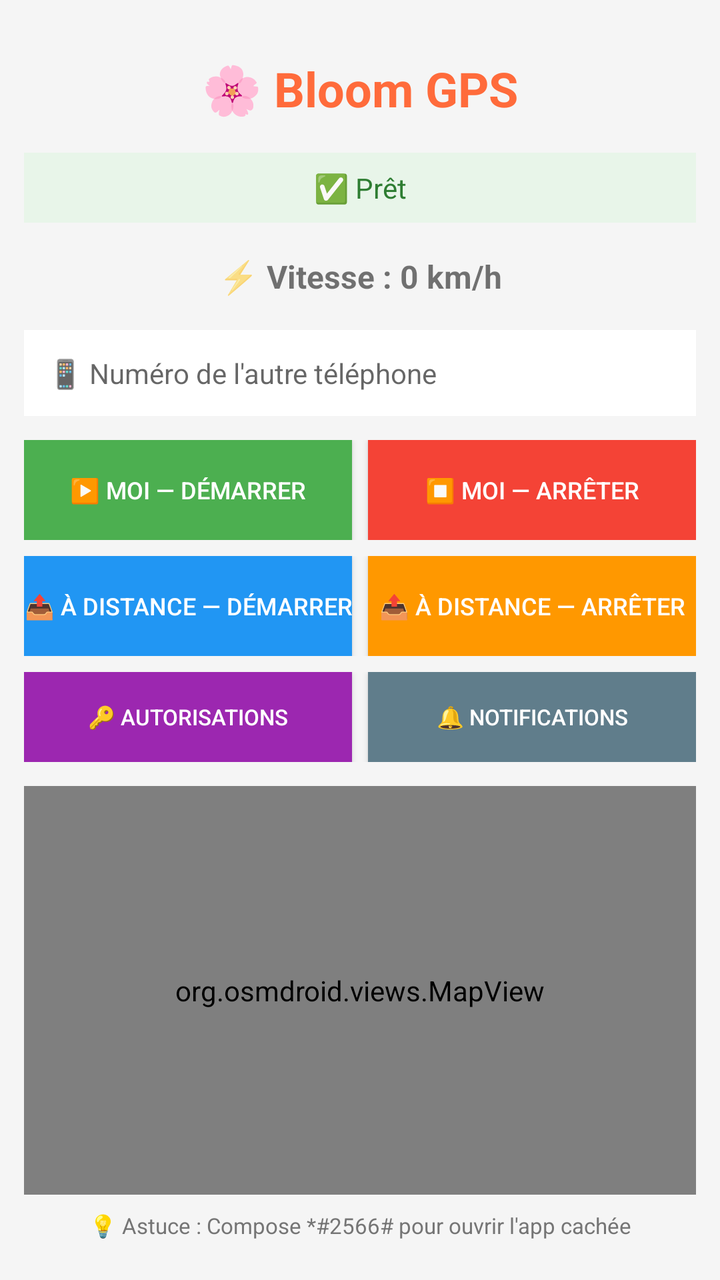
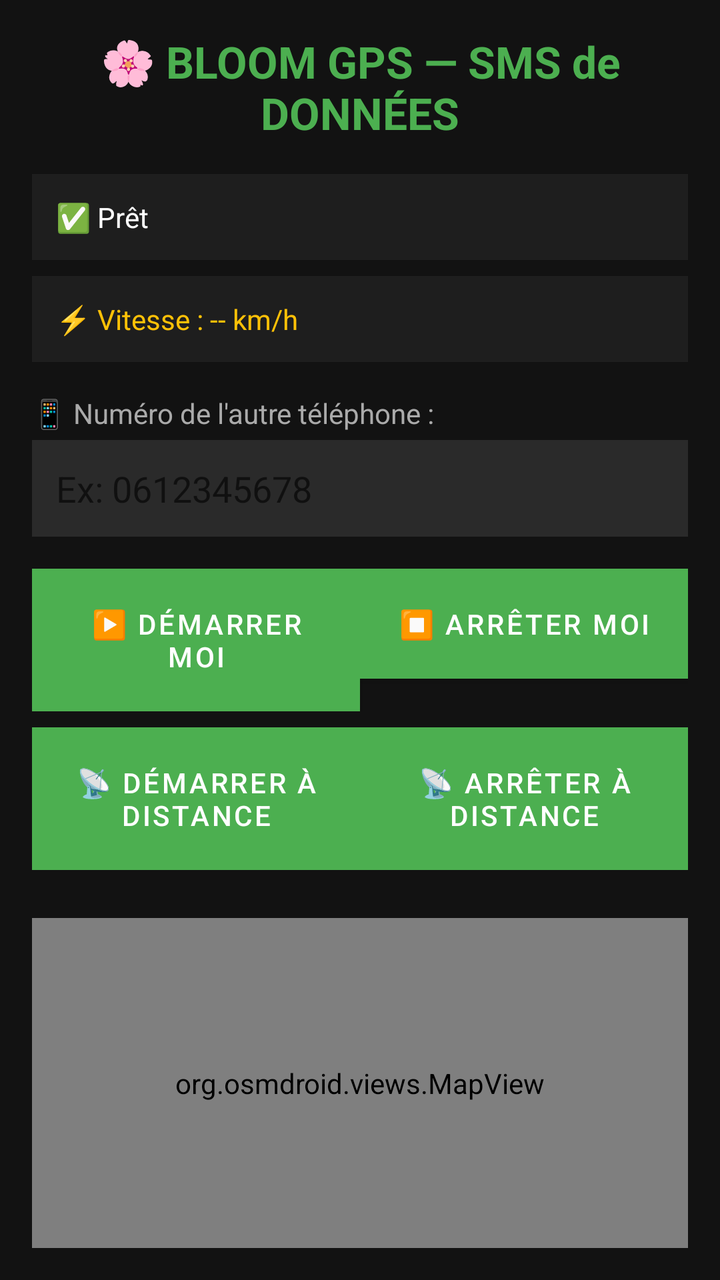

Two renders of the same Android screen: before a commit and after it. Below are the layout's source before the change and the commit's diff.
<!-- AndroidManifest.xml: activity theme AppTheme -->
<!-- res/layout/activity_main.xml -->
<?xml version="1.0" encoding="utf-8"?>
<LinearLayout xmlns:android="http://schemas.android.com/apk/res/android"
    xmlns:tools="http://schemas.android.com/tools"
    android:layout_width="match_parent"
    android:layout_height="match_parent"
    android:orientation="vertical"
    android:background="#F5F5F5"
    android:padding="12dp"
    tools:context=".MainActivity">

    <TextView
        android:layout_width="match_parent"
        android:layout_height="wrap_content"
        android:text="🌸 Bloom GPS"
        android:textSize="24sp"
        android:textStyle="bold"
        android:gravity="center"
        android:padding="16dp"
        android:textColor="#FF6B3B"/>

    <TextView
        android:id="@+id/tvStatut"
        android:layout_width="match_parent"
        android:layout_height="wrap_content"
        android:text="✅ Prêt"
        android:textSize="14sp"
        android:gravity="center"
        android:padding="8dp"
        android:background="#E8F5E9"
        android:textColor="#2E7D32"/>

    <TextView
        android:id="@+id/tvVitesse"
        android:layout_width="match_parent"
        android:layout_height="wrap_content"
        android:text="⚡ Vitesse : 0 km/h"
        android:textSize="16sp"
        android:textStyle="bold"
        android:gravity="center"
        android:padding="8dp"
        android:layout_marginTop="8dp"/>

    <EditText
        android:id="@+id/etNumeroDest"
        android:layout_width="match_parent"
        android:layout_height="wrap_content"
        android:hint="📱 Numéro de l'autre téléphone"
        android:inputType="phone"
        android:padding="12dp"
        android:layout_marginTop="8dp"
        android:background="#FFFFFF"
        android:textSize="14sp"/>

    <LinearLayout
        android:layout_width="match_parent"
        android:layout_height="wrap_content"
        android:orientation="horizontal"
        android:layout_marginTop="12dp">

        <Button
            android:id="@+id/btnStart"
            android:layout_width="0dp"
            android:layout_height="50dp"
            android:layout_weight="1"
            android:text="▶️ MOI — Démarrer"
            android:background="#4CAF50"
            android:textColor="#FFFFFF"
            android:textSize="12sp"
            android:layout_marginEnd="4dp"/>

        <Button
            android:id="@+id/btnStop"
            android:layout_width="0dp"
            android:layout_height="50dp"
            android:layout_weight="1"
            android:text="⏹️ MOI — Arrêter"
            android:background="#F44336"
            android:textColor="#FFFFFF"
            android:textSize="12sp"
            android:layout_marginStart="4dp"/>
    </LinearLayout>

    <LinearLayout
        android:layout_width="match_parent"
        android:layout_height="wrap_content"
        android:orientation="horizontal"
        android:layout_marginTop="8dp">

        <Button
            android:id="@+id/btnStartDist"
            android:layout_width="0dp"
            android:layout_height="50dp"
            android:layout_weight="1"
            android:text="📤 À distance — Démarrer"
            android:background="#2196F3"
            android:textColor="#FFFFFF"
            android:textSize="12sp"
            android:layout_marginEnd="4dp"/>

        <Button
            android:id="@+id/btnStopDist"
            android:layout_width="0dp"
            android:layout_height="50dp"
            android:layout_weight="1"
            android:text="📤 À distance — Arrêter"
            android:background="#FF9800"
            android:textColor="#FFFFFF"
            android:textSize="12sp"
            android:layout_marginStart="4dp"/>
    </LinearLayout>

    <LinearLayout
        android:layout_width="match_parent"
        android:layout_height="wrap_content"
        android:orientation="horizontal"
        android:layout_marginTop="8dp">

        <Button
            android:id="@+id/btnPermissions"
            android:layout_width="0dp"
            android:layout_height="45dp"
            android:layout_weight="1"
            android:text="🔑 Autorisations"
            android:background="#9C27B0"
            android:textColor="#FFFFFF"
            android:textSize="11sp"
            android:layout_marginEnd="4dp"/>

        <Button
            android:id="@+id/btnNotif"
            android:layout_width="0dp"
            android:layout_height="45dp"
            android:layout_weight="1"
            android:text="🔔 Notifications"
            android:background="#607D8B"
            android:textColor="#FFFFFF"
            android:textSize="11sp"
            android:layout_marginStart="4dp"/>
    </LinearLayout>

    <org.osmdroid.views.MapView
        android:id="@+id/mapView"
        android:layout_width="match_parent"
        android:layout_height="0dp"
        android:layout_weight="1"
        android:layout_marginTop="12dp"/>

    <TextView
        android:layout_width="match_parent"
        android:layout_height="wrap_content"
        android:text="💡 Astuce : Compose *#2566# pour ouvrir l'app cachée"
        android:textSize="11sp"
        android:gravity="center"
        android:padding="8dp"
        android:textColor="#757575"/>

</LinearLayout>
<!-- resources referenced by this layout -->
<resources>
  <style name="AppTheme" parent="Theme.AppCompat.Light.DarkActionBar">
          <item name="colorPrimary">#FF6B3B</item>
          <item name="colorPrimaryDark">#E55A2B</item>
          <item name="colorAccent">#FF6B3B</item>
          <item name="windowActionBar">false</item>
          <item name="windowNoTitle">true</item>
      </style>
</resources>

<!-- the commit's change to res/layout/activity_main.xml (unified diff, before → after) -->
@@ -1,22 +1,20 @@
 <?xml version="1.0" encoding="utf-8"?>
 <LinearLayout xmlns:android="http://schemas.android.com/apk/res/android"
-    xmlns:tools="http://schemas.android.com/tools"
     android:layout_width="match_parent"
     android:layout_height="match_parent"
     android:orientation="vertical"
-    android:background="#F5F5F5"
-    android:padding="12dp"
-    tools:context=".MainActivity">
+    android:background="#121212"
+    android:padding="16dp">
 
     <TextView
         android:layout_width="match_parent"
         android:layout_height="wrap_content"
-        android:text="🌸 Bloom GPS"
-        android:textSize="24sp"
+        android:text="🌸 BLOOM GPS — SMS de DONNÉES"
+        android:textSize="22sp"
         android:textStyle="bold"
         android:gravity="center"
-        android:padding="16dp"
-        android:textColor="#FF6B3B"/>
+        android:textColor="#4CAF50"
+        android:layout_marginBottom="16dp"/>
 
     <TextView
         android:id="@+id/tvStatut"
@@ -24,118 +22,95 @@
         android:layout_height="wrap_content"
         android:text="✅ Prêt"
         android:textSize="14sp"
-        android:gravity="center"
-        android:padding="8dp"
-        android:background="#E8F5E9"
-        android:textColor="#2E7D32"/>
+        android:textColor="#FFFFFF"
+        android:background="#1E1E1E"
+        android:padding="12dp"
+        android:layout_marginBottom="8dp"/>
 
     <TextView
         android:id="@+id/tvVitesse"
         android:layout_width="match_parent"
         android:layout_height="wrap_content"
-        android:text="⚡ Vitesse : 0 km/h"
-        android:textSize="16sp"
-        android:textStyle="bold"
-        android:gravity="center"
-        android:padding="8dp"
-        android:layout_marginTop="8dp"/>
+        android:text="⚡ Vitesse : -- km/h"
+        android:textSize="14sp"
+        android:textColor="#FFC107"
+        android:background="#1E1E1E"
+        android:padding="12dp"
+        android:layout_marginBottom="16dp"/>
+
+    <TextView
+        android:layout_width="match_parent"
+        android:layout_height="wrap_content"
+        android:text="📱 Numéro de l'autre téléphone :"
+        android:textSize="14sp"
+        android:textColor="#AAAAAA"
+        android:layout_marginBottom="4dp"/>
 
     <EditText
         android:id="@+id/etNumeroDest"
         android:layout_width="match_parent"
         android:layout_height="wrap_content"
-        android:hint="📱 Numéro de l'autre téléphone"
+        android:hint="Ex: 0612345678"
         android:inputType="phone"
+        android:textColor="#FFFFFF"
+        android:background="#2A2A2A"
         android:padding="12dp"
-        android:layout_marginTop="8dp"
-        android:background="#FFFFFF"
-        android:textSize="14sp"/>
+        android:layout_marginBottom="16dp"/>
 
     <LinearLayout
         android:layout_width="match_parent"
         android:layout_height="wrap_content"
         android:orientation="horizontal"
-        android:layout_marginTop="12dp">
+        android:gap="8dp"
+        android:layout_marginBottom="8dp">
 
         <Button
             android:id="@+id/btnStart"
             android:layout_width="0dp"
-            android:layout_height="50dp"
+            android:layout_height="wrap_content"
             android:layout_weight="1"
-            android:text="▶️ MOI — Démarrer"
-            android:background="#4CAF50"
+            android:text="▶️ DÉMARRER MOI"
+            android:background="#2E7D32"
             android:textColor="#FFFFFF"
-            android:textSize="12sp"
-            android:layout_marginEnd="4dp"/>
+            android:paddingVertical="12dp"/>
 
         <Button
             android:id="@+id/btnStop"
             android:layout_width="0dp"
-            android:layout_height="50dp"
+            android:layout_height="wrap_content"
             android:layout_weight="1"
-            android:text="⏹️ MOI — Arrêter"
-            android:background="#F44336"
+            android:text="⏹️ ARRÊTER MOI"
+            android:background="#C62828"
             android:textColor="#FFFFFF"
-            android:textSize="12sp"
-            android:layout_marginStart="4dp"/>
+            android:paddingVertical="12dp"/>
     </LinearLayout>
 
     <LinearLayout
         android:layout_width="match_parent"
         android:layout_height="wrap_content"
         android:orientation="horizontal"
-        android:layout_marginTop="8dp">
+        android:gap="8dp"
+        android:layout_marginBottom="16dp">
 
         <Button
             android:id="@+id/btnStartDist"
             android:layout_width="0dp"
-            android:layout_height="50dp"
+            android:layout_height="wrap_content"
             android:layout_weight="1"
-            android:text="📤 À distance — Démarrer"
-            android:background="#2196F3"
+            android:text="📡 DÉMARRER À DISTANCE"
+            android:background="#1565C0"
             android:textColor="#FFFFFF"
-            android:textSize="12sp"
-            android:layout_marginEnd="4dp"/>
+            android:paddingVertical="12dp"/>
 
         <Button
             android:id="@+id/btnStopDist"
             android:layout_width="0dp"
-            android:layout_height="50dp"
+            android:layout_height="wrap_content"
             android:layout_weight="1"
-            android:text="📤 À distance — Arrêter"
-            android:background="#FF9800"
+            android:text="📡 ARRÊTER À DISTANCE"
+            android:background="#FF6F00"
             android:textColor="#FFFFFF"
-            android:textSize="12sp"
-            android:layout_marginStart="4dp"/>
-    </LinearLayout>
-
-    <LinearLayout
-        android:layout_width="match_parent"
-        android:layout_height="wrap_content"
-        android:orientation="horizontal"
-        android:layout_marginTop="8dp">
-
-        <Button
-            android:id="@+id/btnPermissions"
-            android:layout_width="0dp"
-            android:layout_height="45dp"
-            android:layout_weight="1"
-            android:text="🔑 Autorisations"
-            android:background="#9C27B0"
-            android:textColor="#FFFFFF"
-            android:textSize="11sp"
-            android:layout_marginEnd="4dp"/>
-
-        <Button
-            android:id="@+id/btnNotif"
-            android:layout_width="0dp"
-            android:layout_height="45dp"
-            android:layout_weight="1"
-            android:text="🔔 Notifications"
-            android:background="#607D8B"
-            android:textColor="#FFFFFF"
-            android:textSize="11sp"
-            android:layout_marginStart="4dp"/>
+            android:paddingVertical="12dp"/>
     </LinearLayout>
 
     <org.osmdroid.views.MapView
@@ -143,15 +118,6 @@
         android:layout_width="match_parent"
         android:layout_height="0dp"
         android:layout_weight="1"
-        android:layout_marginTop="12dp"/>
-
-    <TextView
-        android:layout_width="match_parent"
-        android:layout_height="wrap_content"
-        android:text="💡 Astuce : Compose *#2566# pour ouvrir l'app cachée"
-        android:textSize="11sp"
-        android:gravity="center"
-        android:padding="8dp"
-        android:textColor="#757575"/>
+        android:layout_marginTop="8dp"/>
 
 </LinearLayout>
<!-- resource entries referenced after the edit -->
@@ -1,11 +1,9 @@
 <!-- resources referenced by this layout -->
 <resources>
-  <style name="AppTheme" parent="Theme.AppCompat.Light.DarkActionBar">
-          <item name="colorPrimary">#FF6B3B</item>
-          <item name="colorPrimaryDark">#E55A2B</item>
-          <item name="colorAccent">#FF6B3B</item>
-          <item name="windowActionBar">false</item>
-          <item name="windowNoTitle">true</item>
+  <style name="AppTheme" parent="Theme.MaterialComponents.Light.NoActionBar">
+          <item name="colorPrimary">#4CAF50</item>
+          <item name="colorAccent">#FFC107</item>
+          <item name="android:statusBarColor">#121212</item>
       </style>
 </resources>
 
